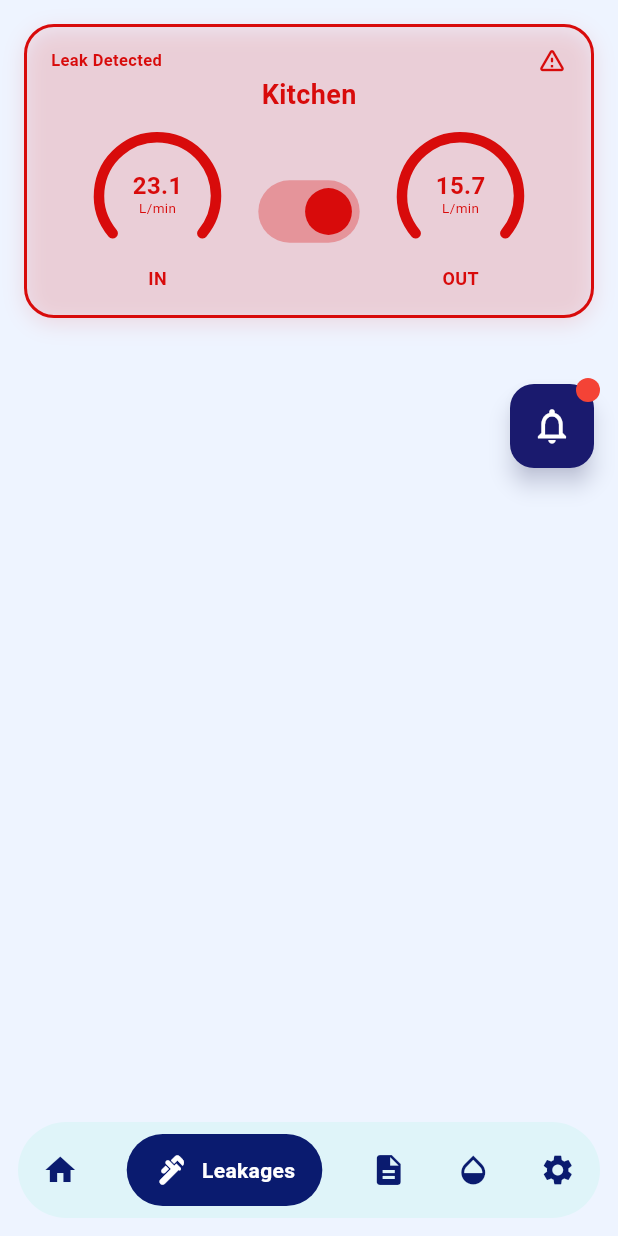
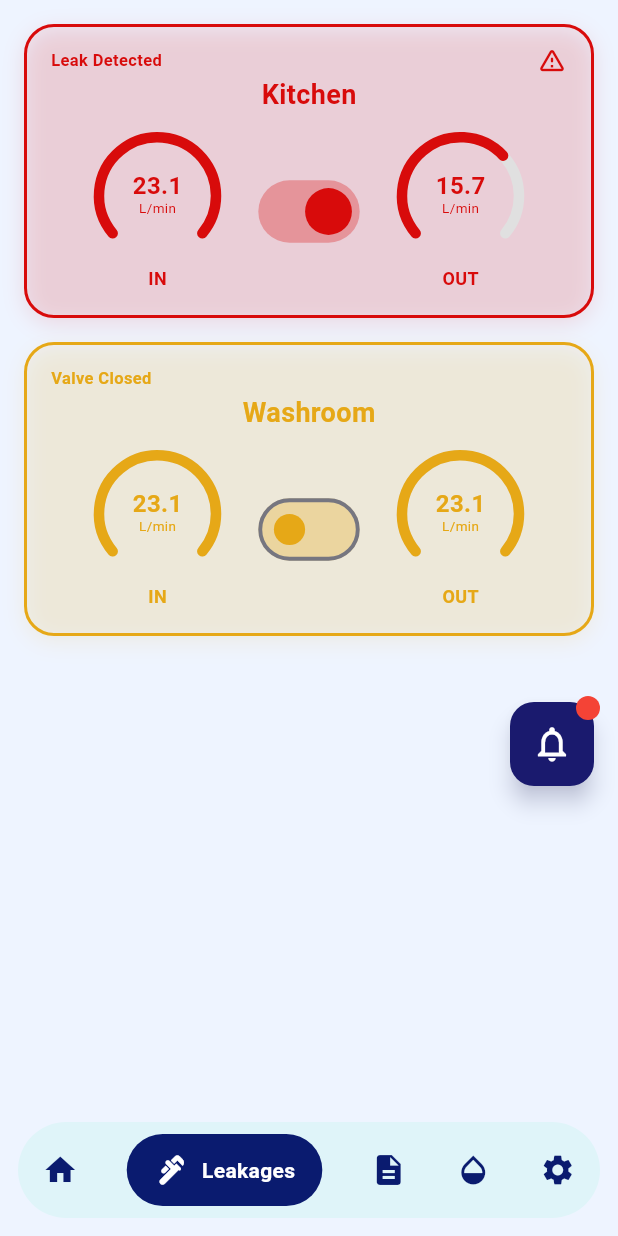
Before and after one commit to Ishan101-hub/sdgp-se24-aquasense-mobile, a Flutter app: the screen it shows after launch, after a tap on "Weekly", after a tap on "Daily", after a tap on the "plumbing" icon, on a phone screen of 412 x 824 dp. Run offline on Flutter 3.47's test engine with Material 3 defaults, Android fonts, the phone set to English and light mode, and no system bars; our stand-ins replace fl_chart.

Commit message:
Create Washroom card in leakages page

```diff
--- a/home_aqua/lib/screens/leakages_page.dart
+++ b/home_aqua/lib/screens/leakages_page.dart
@@ -10,29 +10,39 @@ class LeakagesPage extends StatelessWidget {
 
     // ── TEST DATA ──
     // When backend ready, replace with real FastAPI data
-    // Kitchen: inFlow=23.1, outFlow=15.7 → diff=7.4 >= 0.1 → LEAK! → RED
     const List<PipelineZone> zones = [
+
+      // ── PART 1: Kitchen ──
+      // inFlow - outFlow = 23.1 - 15.7 = 7.4 >= 0.1 → LEAK! → RED
       PipelineZone(
         name: 'Kitchen',
-        inFlow: 23.1,   // IN sensor
-        outFlow: 15.7,  // OUT sensor
+        inFlow: 23.1,
+        outFlow: 15.7,
         isValveOpen: true,
-        // diff = 23.1 - 15.7 = 7.4 >= 0.1 → leak detected! RED ✅
       ),
-      // Parts 2 and 3 will be added here (Washroom, Outdoor)
+
+      // ── PART 2: Washroom ──
+      // isValveOpen = false → valve manually closed → YELLOW
+      // No leak because valve is closed by user
+      PipelineZone(
+        name: 'Washroom',
+        inFlow: 23.1,
+        outFlow: 23.1, // equal → no leak
+        isValveOpen: false, // ← manually closed → yellow state
+        isValveClosed: true,
+      ),
+
     ];
 
     return SafeArea(
       child: Stack(
         children: [
 
-          // ── SCROLLABLE CONTENT ──
           SingleChildScrollView(
             padding: const EdgeInsets.fromLTRB(16, 16, 16, 100),
             child: Column(
               children: [
 
-                // ── Build one LeakageCard per zone ──
                 ...zones.map((zone) {
                   return Padding(
                     padding: const EdgeInsets.only(bottom: 16),
@@ -40,8 +50,7 @@ class LeakagesPage extends StatelessWidget {
                       zone: zone,
                       onValveToggle: (isOpen) {
                         // TODO: When backend ready:
-                        // Call FastAPI to open/close ESP32 valve
-                        // e.g. http.post('/valve/${zone.name}', body: {'open': isOpen})
+                        // http.post('/valve/${zone.name}', body: {'open': isOpen})
                       },
                     ),
                   );
@@ -51,11 +60,11 @@ class LeakagesPage extends StatelessWidget {
             ),
           ),
 
-          // ── BELL BUTTON ──
+          // Bell with red dot because Kitchen has leak
           Positioned(
             bottom: 16,
             right: 16,
-            child: BellButton(hasNotification: true), // true = leak = red dot
+            child: BellButton(hasNotification: true),
           ),
 
         ],
--- a/home_aqua/lib/widgets/leakage_card.dart
+++ b/home_aqua/lib/widgets/leakage_card.dart
@@ -111,44 +111,43 @@ class _LeakageCardState extends State<LeakageCard> {
         crossAxisAlignment: CrossAxisAlignment.center,
         children: [
 
-          // ── TOP ROW: Leak label + Zone name + warning icon ──
-          Row(
+          // ── TOP ROW: fixed height so card never resizes ──
+          // SizedBox with fixed height = always same space
+          // whether label shows or not
+          SizedBox(
+            height: 20, // ← fixed height always!
+            child: Row(
               mainAxisAlignment: MainAxisAlignment.spaceBetween,
               children: [
 
-              // Leak Detected label (only shows when leak)
-              if (hasLeak)
-                const Text(
-                  'Leak Detected',
+                // Status label — same space always, text just changes
+                Text(
+                  hasLeak
+                      ? 'Leak Detected'
+                      : !_isValveOpen
+                          ? 'Valve Closed'
+                          : '', // empty string = invisible but still takes space
                   style: TextStyle(
                     fontSize: 11,
                     fontWeight: FontWeight.w600,
-                    color: Color(0xFFD80B0B),
+                    color: hasLeak
+                        ? const Color(0xFFD80B0B)
+                        : const Color(0xFFE6A817),
                   ),
-                )
-              else if (!_isValveOpen)
-                const Text(
-                  'Valve Closed',
-                  style: TextStyle(
-                    fontSize: 11,
-                    fontWeight: FontWeight.w600,
-                    color: Color(0xFFE6A817),
                 ),
-                )
-              else
-                const SizedBox(), // empty space when normal
 
-              // Warning icon (only when leak)
-              if (hasLeak)
-                const Icon(
+                // Warning icon — Opacity 0 = invisible but still takes space
+                Opacity(
+                  opacity: hasLeak ? 1.0 : 0.0,
+                  child: const Icon(
                     Icons.warning_amber_rounded,
                     color: Color(0xFFD80B0B),
                     size: 20,
-                )
-              else
-                const SizedBox(),
+                  ),
+                ),
 
               ],
+            ),
           ),
 
           // Zone name (centered)
@@ -170,8 +169,13 @@ class _LeakageCardState extends State<LeakageCard> {
             children: [
 
               // ── LEFT: IN flow sensor ──
+              // maxFlow used to calculate relative arc fill
+              // 23.1 / 23.1 = 1.0 → full arc ✅
               _FlowCircle(
                 value: widget.zone.inFlow,
+                maxFlow: widget.zone.inFlow > widget.zone.outFlow
+                    ? widget.zone.inFlow
+                    : widget.zone.outFlow,
                 label: 'IN',
                 color: borderColor,
               ),
@@ -200,8 +204,12 @@ class _LeakageCardState extends State<LeakageCard> {
               ),
 
               // ── RIGHT: OUT flow sensor ──
+              // 15.7 / 23.1 = 0.68 → 68% arc ✅ smaller than IN
               _FlowCircle(
                 value: widget.zone.outFlow,
+                maxFlow: widget.zone.inFlow > widget.zone.outFlow
+                    ? widget.zone.inFlow
+                    : widget.zone.outFlow,
                 label: 'OUT',
                 color: borderColor,
               ),
@@ -218,20 +226,29 @@ class _LeakageCardState extends State<LeakageCard> {
 
 // ── FLOW CIRCLE ──────────────────────────────────────────────
 // Circular arc showing L/min value
-// Same arc style as Today card and Daily Consumption card
+// Arc fill = value / maxFlow → bigger value = more filled arc
 class _FlowCircle extends StatelessWidget {
-  final double value; // L/min
-  final String label; // "IN" or "OUT"
-  final Color color;  // matches card border color
+  final double value;    // L/min this sensor
+  final double maxFlow;  // highest flow between IN and OUT (for scaling)
+  final String label;    // "IN" or "OUT"
+  final Color color;
 
   const _FlowCircle({
     required this.value,
+    required this.maxFlow,
     required this.label,
     required this.color,
   });
 
   @override
   Widget build(BuildContext context) {
+    // ── PROGRESS: relative to max flow ──
+    // IN  23.1 / 23.1 = 1.00 → full arc   ✅
+    // OUT 15.7 / 23.1 = 0.68 → 68% arc    ✅
+    final double progress = maxFlow > 0
+        ? (value / maxFlow).clamp(0.0, 1.0)
+        : 0.0;
+
     return Column(
       children: [
 
@@ -242,19 +259,21 @@ class _FlowCircle extends StatelessWidget {
             alignment: Alignment.center,
             children: [
 
-              // Grey background arc
+              // Grey background arc (always full)
               CustomPaint(
                 size: const Size(85, 85),
                 painter: _ArcPainter(
+                  progress: 1.0,
                   color: const Color(0xFFE0E0E0),
                   strokeWidth: 7,
                 ),
               ),
 
-              // Colored arc (always full — just decorative like screenshot)
+              // Colored arc — fills based on relative speed ✅
               CustomPaint(
                 size: const Size(85, 85),
                 painter: _ArcPainter(
+                  progress: progress,
                   color: color,
                   strokeWidth: 7,
                 ),
@@ -290,7 +309,6 @@ class _FlowCircle extends StatelessWidget {
 
         const SizedBox(height: 4),
 
-        // IN / OUT label below circle
         Text(
           label,
           style: TextStyle(
@@ -308,10 +326,12 @@ class _FlowCircle extends StatelessWidget {
 
 // ── ARC PAINTER ──────────────────────────────────────────────
 class _ArcPainter extends CustomPainter {
+  final double progress; // 0.0 to 1.0
   final Color color;
   final double strokeWidth;
 
   _ArcPainter({
+    required this.progress,
     required this.color,
     required this.strokeWidth,
   });
@@ -328,9 +348,8 @@ class _ArcPainter extends CustomPainter {
     final double centerY = size.height / 2;
     final double radius  = (size.width - strokeWidth) / 2;
 
-    // Same arc style as rest of the app
     const double startAngle = 140 * math.pi / 180;
-    const double sweepAngle = 260 * math.pi / 180;
+    final double sweepAngle = 260 * math.pi / 180 * progress;
 
     canvas.drawArc(
       Rect.fromCircle(center: Offset(centerX, centerY), radius: radius),
@@ -342,5 +361,6 @@ class _ArcPainter extends CustomPainter {
   }
 
   @override
-  bool shouldRepaint(_ArcPainter oldDelegate) => false;
+  bool shouldRepaint(_ArcPainter oldDelegate) =>
+      oldDelegate.progress != progress || oldDelegate.color != color;
 }
```
Lines whose indentation alone changed are shown as unchanged.
